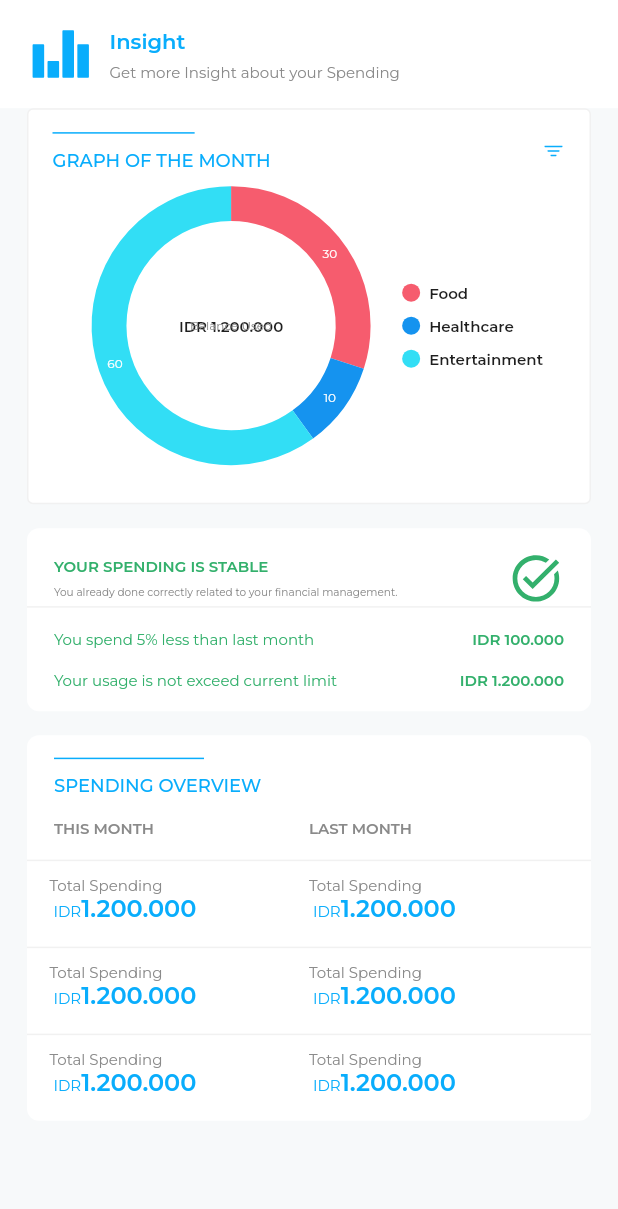
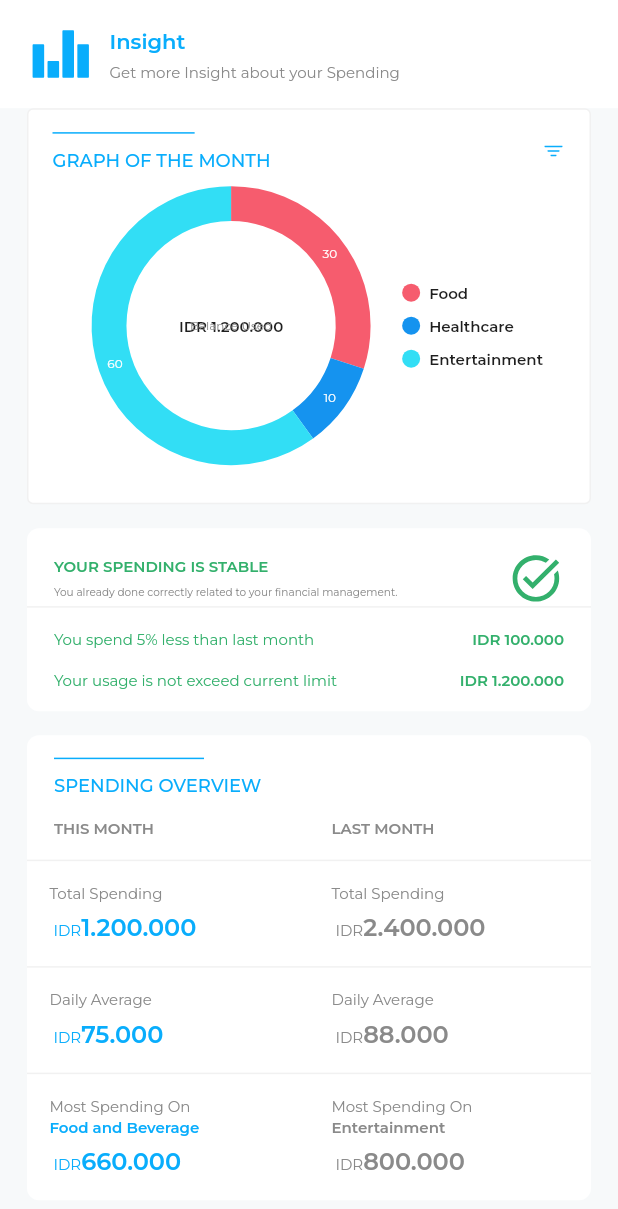
Before and after one commit to Fadzaa/flutter-weMoney-getx, a Flutter app: the InsightView screen opened by its route, on a phone screen of 412 x 824 dp. Shown: the top 1209 px of the screen. Run offline on Flutter 3.47's test engine with Material 2 defaults, Android fonts, the phone set to English and light mode, and no system bars; our stand-ins replace flutter_svg, get, google_fonts, introduction_screen, mask_text_input_formatter, persistent_bottom_nav_bar and 2 more; missing offline and left inert: syncfusion_flutter_core.

Commit message:
feat: [FA] add spending overview

```diff
--- a/lib/app/features/insight/components/spending_overview.dart
+++ b/lib/app/features/insight/components/spending_overview.dart
@@ -51,9 +51,12 @@ class SpendingOverview extends StatelessWidget {
                       ),
                     ),
                     Expanded(
-                      child: Text("LAST MONTH",
-                        style: tsCommonHeadingCard.copyWith(
-                            fontWeight: FontWeight.w600
+                      child: Padding(
+                        padding: const EdgeInsets.only(left: 15),
+                        child: Text("LAST MONTH",
+                          style: tsCommonHeadingCard.copyWith(
+                              fontWeight: FontWeight.w600
+                          ),
                         ),
                       ),
                     ),
@@ -73,15 +76,27 @@ class SpendingOverview extends StatelessWidget {
               Expanded(
                   child: Padding(
                     padding: const EdgeInsets.only(left: 15),
-                    child: TextOverview(headerText: "Total Spending", nominalText: "1.200.000"),
+                    child: TextOverview(
+                        headerText: "Total Spending",
+                        nominalText: "1.200.000",
+                        isLastMonth: false,
+                        showMostSpending: false,
+                    ),
                   )
               ),
               Expanded(
-                  child: TextOverview(headerText: "Total Spending", nominalText: "1.200.000")
+                  child: Padding(
+                    padding: const EdgeInsets.only(left: 15),
+                    child: TextOverview(
+                      headerText: "Total Spending",
+                      nominalText: "2.400.000",
+                      isLastMonth: true,
+                      showMostSpending: false,
+                    ),
+                  )
               ),
             ],
           ),
-
           Padding(
             padding: const EdgeInsets.only(top: 15, bottom: 10),
             child: Divider(color: lineColor, height: 1, thickness: 1),
@@ -92,15 +107,27 @@ class SpendingOverview extends StatelessWidget {
               Expanded(
                   child: Padding(
                     padding: const EdgeInsets.only(left: 15),
-                    child: TextOverview(headerText: "Total Spending", nominalText: "1.200.000"),
+                    child: TextOverview(
+                      headerText: "Daily Average",
+                      nominalText: "75.000",
+                      isLastMonth: false,
+                      showMostSpending: false,
+                    ),
                   )
               ),
               Expanded(
-                  child: TextOverview(headerText: "Total Spending", nominalText: "1.200.000")
+                  child: Padding(
+                    padding: const EdgeInsets.only(left: 15),
+                    child: TextOverview(
+                      headerText: "Daily Average",
+                      nominalText: "88.000",
+                      isLastMonth: true,
+                      showMostSpending: false,
+                    ),
+                  )
               ),
             ],
           ),
-
           Padding(
             padding: const EdgeInsets.only(top: 15, bottom: 10),
             child: Divider(color: lineColor, height: 1, thickness: 1),
@@ -111,14 +138,31 @@ class SpendingOverview extends StatelessWidget {
               Expanded(
                   child: Padding(
                     padding: const EdgeInsets.only(left: 15),
-                    child: TextOverview(headerText: "Total Spending", nominalText: "1.200.000"),
+                    child: TextOverview(
+                      headerText: "Most Spending On",
+                      nominalText: "660.000",
+                      isLastMonth: false,
+                      showMostSpending: true,
+                      mostSpending: "Food and Beverage",
+                    ),
                   )
               ),
               Expanded(
-                  child: TextOverview(headerText: "Total Spending", nominalText: "1.200.000")
+                  child: Padding(
+                    padding: const EdgeInsets.only(left: 15),
+                    child: TextOverview(
+                      headerText: "Most Spending On",
+                      nominalText: "800.000",
+                      isLastMonth: true,
+                      showMostSpending: true,
+                      mostSpending: "Entertainment",
+                    ),
+                  )
               ),
             ],
           ),
+
+
 
 
 
@@ -133,18 +177,36 @@ class TextOverview extends StatelessWidget {
   const TextOverview({
     required this.headerText,
     required this.nominalText,
+    required this.isLastMonth,
+    required this.showMostSpending,
+    this.mostSpending,
     super.key
   });
 
   final String headerText;
   final String nominalText;
+  final bool isLastMonth;
+  final bool showMostSpending;
+  final String? mostSpending;
 
   @override
   Widget build(BuildContext context) {
-    return Column(
+    return showMostSpending
+        ? Column(
       crossAxisAlignment: CrossAxisAlignment.start,
       children: [
+        SizedBox(height: 5,),
+
         Text(headerText, style: tsCommonHeadingCard),
+
+        SizedBox(height: 2,),
+
+        Text(mostSpending ?? "", style: tsCommonHeadingCard.copyWith(
+            color: isLastMonth ? secondaryTextColor : primaryColor,
+            fontWeight: FontWeight.w600
+        )),
+
+        SizedBox(height: 8,),
 
         Row(
           crossAxisAlignment: CrossAxisAlignment.end,
@@ -152,14 +214,45 @@ class TextOverview extends StatelessWidget {
             Padding(
               padding: const EdgeInsets.only(bottom: 3),
               child: Text(" IDR", style: tsCommonHeadingCard.copyWith(
-                  color: primaryColor
+                  color: isLastMonth ? secondaryTextColor : primaryColor
               ),),
             ),
 
             Text(nominalText, style: GoogleFonts.montserrat(
-              fontWeight: FontWeight.w600,
-              fontSize: 16,
-              color: primaryColor
+                fontWeight: FontWeight.w600,
+                fontSize: 16,
+                color: isLastMonth ? secondaryTextColor : primaryColor
+            ),
+            )
+
+          ],
+        )
+
+      ],
+    )
+        : Column(
+      crossAxisAlignment: CrossAxisAlignment.start,
+      children: [
+        SizedBox(height: 5,),
+
+        Text(headerText, style: tsCommonHeadingCard),
+
+        SizedBox(height: 8,),
+
+        Row(
+          crossAxisAlignment: CrossAxisAlignment.end,
+          children: [
+            Padding(
+              padding: const EdgeInsets.only(bottom: 3),
+              child: Text(" IDR", style: tsCommonHeadingCard.copyWith(
+                  color: isLastMonth ? secondaryTextColor : primaryColor
+              ),),
+            ),
+
+            Text(nominalText, style: GoogleFonts.montserrat(
+                fontWeight: FontWeight.w600,
+                fontSize: 16,
+                color: isLastMonth ? secondaryTextColor : primaryColor
             ),
             )
 
```
